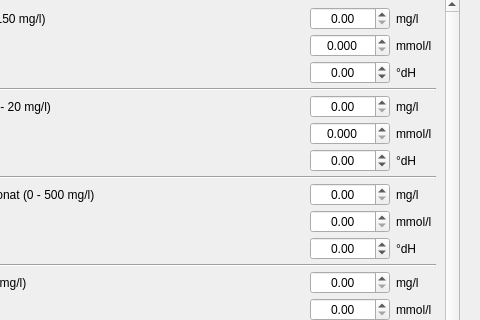
Above: kleiner-brauhelfer/tabrohstoffe.ui from kleiner-brauhelfer/kleiner-brauhelfer-2 before the change; both pictures show x 490 to 970 and y 189 to 509 of the 970 by 710 pixel window. Below: the same form after it.
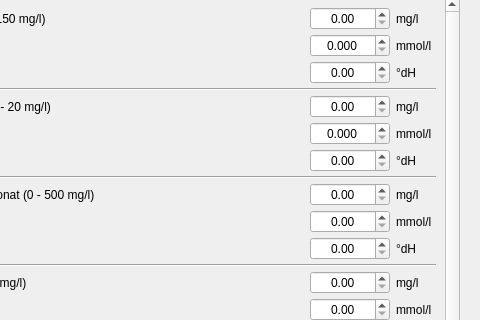
That is the form after the change. The open tabs and pages were chosen to show the change. Custom widgets are drawn as their Qt base class.

What changed in the file:
```diff
--- a/kleiner-brauhelfer/tabrohstoffe.ui
+++ b/kleiner-brauhelfer/tabrohstoffe.ui
@@ -448,9 +448,6 @@
               <property name="decimals">
                <number>2</number>
               </property>
-              <property name="minimum">
-               <double>-99.000000000000000</double>
-              </property>
               <property name="maximum">
                <double>99.000000000000000</double>
               </property>
@@ -575,9 +572,6 @@
               <property name="decimals">
                <number>2</number>
               </property>
-              <property name="minimum">
-               <double>-99.000000000000000</double>
-              </property>
               <property name="maximum">
                <double>99.000000000000000</double>
               </property>
@@ -838,9 +832,6 @@
               <property name="decimals">
                <number>2</number>
               </property>
-              <property name="minimum">
-               <double>-99.000000000000000</double>
-              </property>
               <property name="maximum">
                <double>99.000000000000000</double>
               </property>
```
